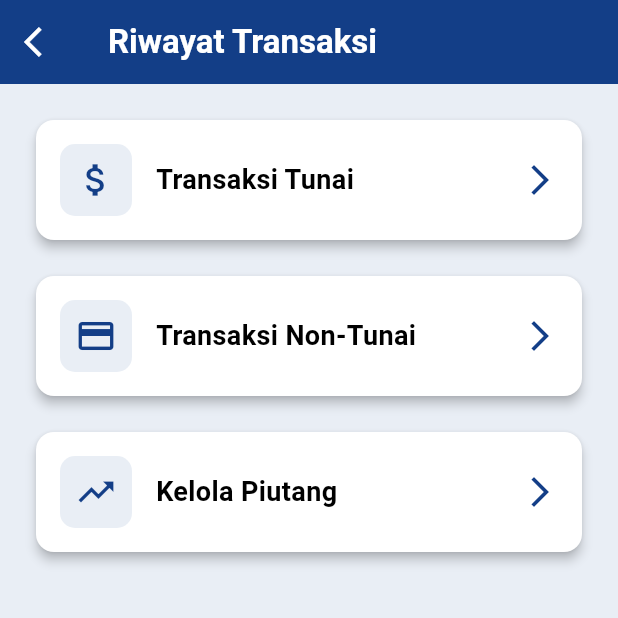
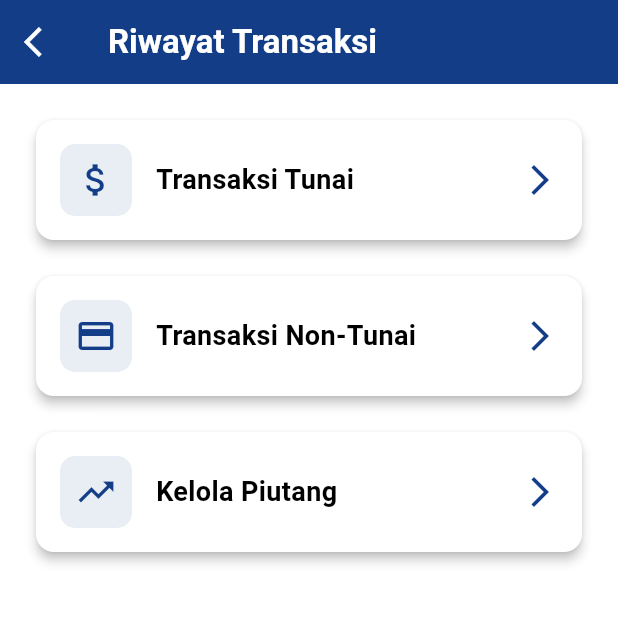
Before and after one commit to tabinadifa/si_kasir, a Flutter app: the RiwayatTransaksiScreen screen opened directly, on a phone screen of 412 x 824 dp, the top half of it. Run offline on Flutter 3.47's test engine with Material 3 defaults, Android fonts, the phone set to English and light mode, and no system bars; our stand-ins replace cloud_firestore, firebase_auth, firebase_core, fl_chart, image_picker, shared_preferences; missing offline and left inert: cloudinary_public, mobile_scanner; accounts and stored records are empty.

Commit message:
riwayat transaksi

```diff
--- a/lib/views/transaksi/transaksi.dart
+++ b/lib/views/transaksi/transaksi.dart
@@ -27,7 +27,7 @@ class RiwayatTransaksiScreen extends StatelessWidget {
         elevation: 0,
       ),
       body: Container(
-        color: Color(0xFFE9EEF5),
+        color: Colors.white,
         child: Padding(
           padding: EdgeInsets.symmetric(
             horizontal: isSmallScreen ? 12.0 : 20.0,
```
